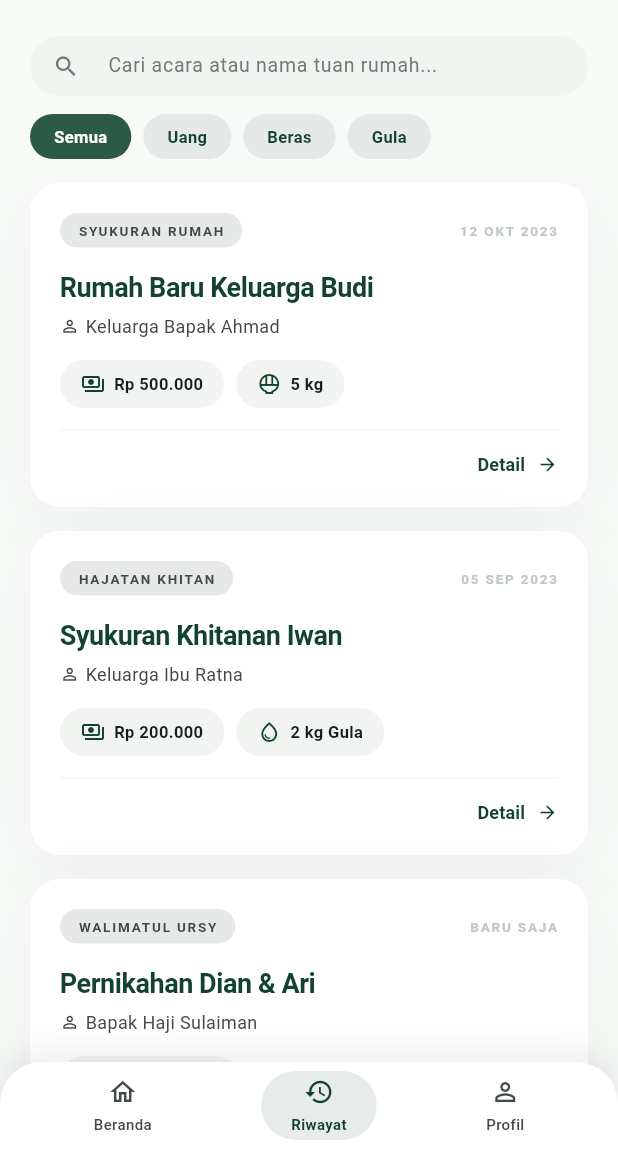
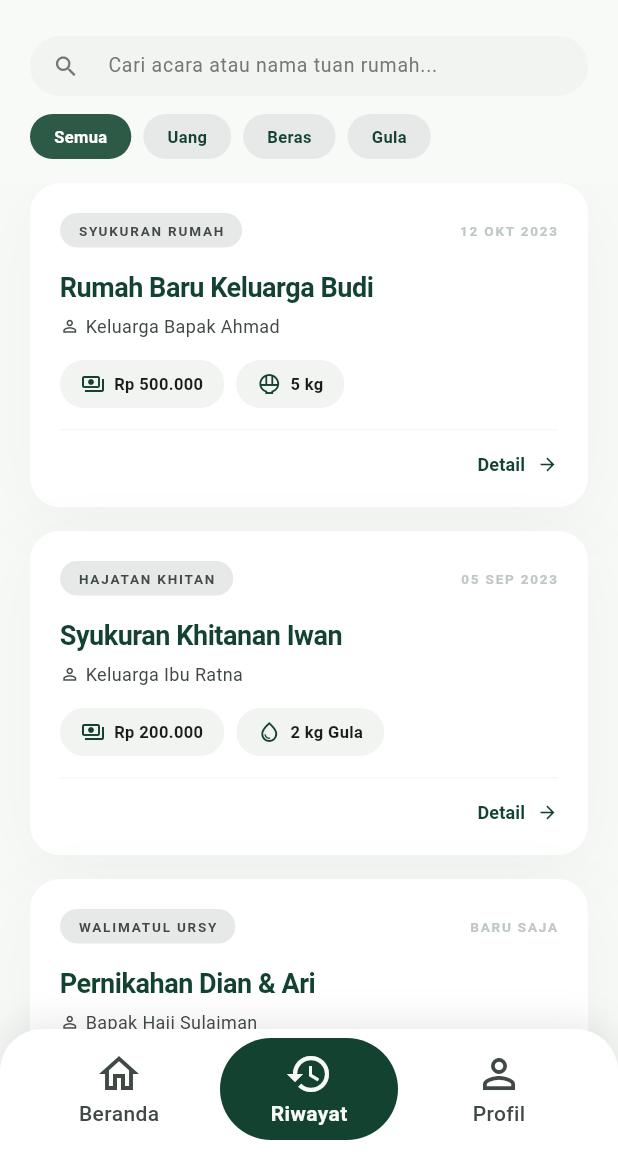
Before and after one commit to rifaprasetya01/buwoh-app, a Flutter app: the HomeScreen screen opened directly, item 2 of the bottom bar chosen, on a phone screen of 412 x 824 dp, the part 84-1236 px from its top. Run offline on Flutter 3.47's test engine with Material 3 defaults, Android fonts, the phone set to English and light mode, and no system bars; our stand-ins replace image_picker; network calls fail; Roboto replaces fonts that are missing (Plus Jakarta Sans).

Commit message:
feat(ui): equalize bottom navbar menu dimensions and update styling

```diff
--- a/frontend/lib/widgets/navigation/buwoh_bottom_nav_bar.dart
+++ b/frontend/lib/widgets/navigation/buwoh_bottom_nav_bar.dart
@@ -43,44 +43,45 @@ class BuwohBottomNavBar extends StatelessWidget {
           ],
         ),
         child: Row(
-          mainAxisAlignment: MainAxisAlignment.spaceAround,
           children: List.generate(_items.length, (i) {
             final isSelected = currentIndex == i;
-            return GestureDetector(
+            return Expanded(
+              child: GestureDetector(
+                behavior: HitTestBehavior.opaque,
                 onTap: () => onTap(i),
                 child: AnimatedContainer(
                   duration: const Duration(milliseconds: 200),
-                padding: const EdgeInsets.symmetric(
-                  horizontal: 20,
-                  vertical: 4,
-                ),
+                  margin: const EdgeInsets.symmetric(horizontal: 4),
+                  padding: const EdgeInsets.symmetric(vertical: 8),
                   decoration: BoxDecoration(
                     color: isSelected
-                      ? AppColors.primary.withValues(alpha: 0.1)
+                        ? AppColors.primary
                         : Colors.transparent,
                     borderRadius: BorderRadius.circular(999),
                   ),
                   child: Column(
                     mainAxisSize: MainAxisSize.min,
+                    mainAxisAlignment: MainAxisAlignment.center,
                     children: [
                       Icon(
                         isSelected
                             ? _items[i]['activeIcon'] as IconData
                             : _items[i]['icon'] as IconData,
-                      color: isSelected ? AppColors.primary : AppColors.onSurfaceVariant,
-                      size: 20,
+                        color: isSelected ? AppColors.background : AppColors.onSurfaceVariant,
+                        size: 32,
                       ),
-                    const SizedBox(height: 4),
+                      // const SizedBox(height: 4),
                       Text(
                         _items[i]['label'] as String,
                         style: TextStyle(
                           fontFamily: 'Plus Jakarta Sans',
-                        fontSize: 10,
+                          fontSize: 14,
                           fontWeight: isSelected ? FontWeight.w700 : FontWeight.w500,
-                        color: isSelected ? AppColors.primary : AppColors.onSurfaceVariant,
+                          color: isSelected ? AppColors.background : AppColors.onSurfaceVariant,
                         ),
                       ),
                     ],
+                  ),
                 ),
               ),
             );
```
Also changed, not shown: 1 other file. Lines whose indentation alone changed are shown as unchanged.
